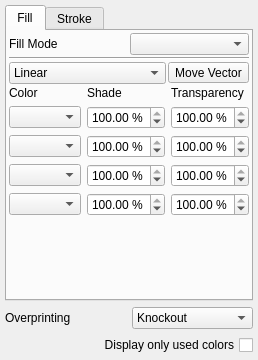
Before: the Qt Designer form scribus/ui/colorpalette.ui in scribusproject/scribus, drawn with Qt 5.
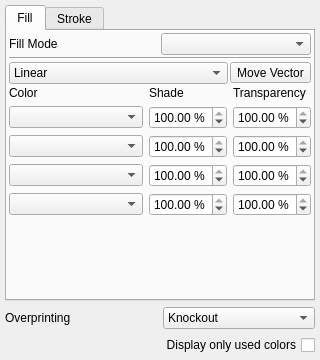
After: the same form once the commit is applied. The open tabs and pages were chosen to show the change. Custom widgets are drawn as their Qt base class.

Diff of the .ui file:
```diff
--- a/scribus/ui/colorpalette.ui
+++ b/scribus/ui/colorpalette.ui
@@ -6,7 +6,7 @@
    <rect>
     <x>0</x>
     <y>0</y>
-    <width>258</width>
+    <width>320</width>
     <height>360</height>
    </rect>
   </property>
@@ -299,16 +299,16 @@
                     <string> %</string>
                    </property>
                    <property name="minimum">
-                    <number>0</number>
+                    <double>0.000000000000000</double>
                    </property>
                    <property name="maximum">
-                    <number>100</number>
+                    <double>100.000000000000000</double>
                    </property>
                    <property name="singleStep">
                     <number>10</number>
                    </property>
                    <property name="value">
-                    <number>100</number>
+                    <double>100.000000000000000</double>
                    </property>
                   </widget>
                  </item>
@@ -318,13 +318,13 @@
                     <string> %</string>
                    </property>
                    <property name="maximum">
-                    <number>100</number>
+                    <double>100.000000000000000</double>
                    </property>
                    <property name="singleStep">
                     <number>10</number>
                    </property>
                    <property name="value">
-                    <number>100</number>
+                    <double>100.000000000000000</double>
                    </property>
                   </widget>
                  </item>
@@ -344,16 +344,16 @@
                     <string> %</string>
                    </property>
                    <property name="minimum">
-                    <number>0</number>
+                    <double>0.000000000000000</double>
                    </property>
                    <property name="maximum">
-                    <number>100</number>
+                    <double>100.000000000000000</double>
                    </property>
                    <property name="singleStep">
                     <number>10</number>
                    </property>
                    <property name="value">
-                    <number>100</number>
+                    <double>100.000000000000000</double>
                    </property>
                   </widget>
                  </item>
@@ -363,13 +363,13 @@
                     <string> %</string>
                    </property>
                    <property name="maximum">
-                    <number>100</number>
+                    <double>100.000000000000000</double>
                    </property>
                    <property name="singleStep">
                     <number>10</number>
                    </property>
                    <property name="value">
-                    <number>100</number>
+                    <double>100.000000000000000</double>
                    </property>
                   </widget>
                  </item>
@@ -389,16 +389,16 @@
                     <string> %</string>
                    </property>
                    <property name="minimum">
-                    <number>0</number>
+                    <double>0.000000000000000</double>
                    </property>
                    <property name="maximum">
-                    <number>100</number>
+                    <double>100.000000000000000</double>
                    </property>
                    <property name="singleStep">
                     <number>10</number>
                    </property>
                    <property name="value">
-                    <number>100</number>
+                    <double>100.000000000000000</double>
                    </property>
                   </widget>
                  </item>
@@ -408,13 +408,13 @@
                     <string> %</string>
                    </property>
                    <property name="maximum">
-                    <number>100</number>
+                    <double>100.000000000000000</double>
                    </property>
                    <property name="singleStep">
                     <number>10</number>
                    </property>
                    <property name="value">
-                    <number>100</number>
+                    <double>100.000000000000000</double>
                    </property>
                   </widget>
                  </item>
@@ -434,16 +434,16 @@
                     <string> %</string>
                    </property>
                    <property name="minimum">
-                    <number>0</number>
+                    <double>0.000000000000000</double>
                    </property>
                    <property name="maximum">
-                    <number>100</number>
+                    <double>100.000000000000000</double>
                    </property>
                    <property name="singleStep">
                     <number>10</number>
                    </property>
                    <property name="value">
-                    <number>100</number>
+                    <double>100.000000000000000</double>
                    </property>
                   </widget>
                  </item>
@@ -453,13 +453,13 @@
                     <string> %</string>
                    </property>
                    <property name="maximum">
-                    <number>100</number>
+                    <double>100.000000000000000</double>
                    </property>
                    <property name="singleStep">
                     <number>10</number>
                    </property>
                    <property name="value">
-                    <number>100</number>
+                    <double>100.000000000000000</double>
                    </property>
                   </widget>
                  </item>
```
Left out of the diff: 40 changed lines with no effect on the pictures.
